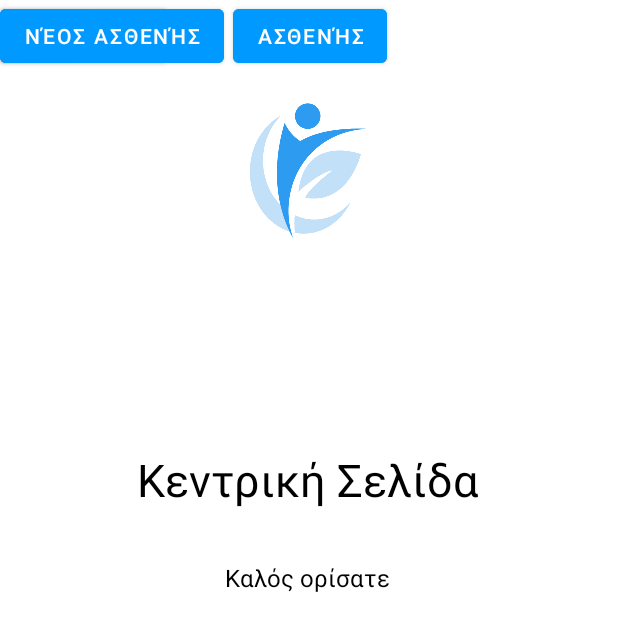
After one commit to AndroidStudio2023/AndroidStudioPSApp, an Android app: the layout doctormainpage.xml on its own in the app's theme, with its tools: preview values and no code run, on a phone screen of 412 x 824 dp. The commit adds this screen. Shown: the top 631 px of the screen. Run offline under Robolectric (Android 15) with nearby library versions, the phone set to English and light mode, and no system bars.

Commit message:
doctormainpage

```diff
--- /dev/null
+++ b/app/src/main/res/layout/doctormainpage.xml
@@ -0,0 +1,82 @@
+<?xml version="1.0" encoding="utf-8"?>
+<LinearLayout xmlns:android="http://schemas.android.com/apk/res/android"
+    xmlns:app="http://schemas.android.com/apk/res-auto"
+    xmlns:tools="http://schemas.android.com/tools"
+    android:layout_width="match_parent"
+    android:layout_height="match_parent">
+
+    <androidx.constraintlayout.widget.ConstraintLayout
+        android:layout_width="match_parent"
+        android:layout_height="match_parent">
+
+        <TextView
+            android:id="@+id/textView29"
+            android:layout_width="wrap_content"
+            android:layout_height="wrap_content"
+            android:layout_marginBottom="428dp"
+            android:text="@string/welcomedoctor"
+            android:textAlignment="center"
+            android:textColor="@color/black"
+            android:textSize="16sp"
+            app:layout_constraintBottom_toBottomOf="parent"
+            app:layout_constraintEnd_toEndOf="parent"
+            app:layout_constraintHorizontal_bias="0.497"
+            app:layout_constraintStart_toStartOf="parent"
+            app:layout_constraintTop_toBottomOf="@+id/textView40"
+            app:layout_constraintVertical_bias="0.069" />
+
+        <TextView
+            android:id="@+id/textView23"
+            android:layout_width="wrap_content"
+            android:layout_height="wrap_content"
+            android:layout_marginTop="32dp"
+            android:layout_marginBottom="484dp"
+            android:text="@string/maindoctorpage"
+            android:textColor="@color/black"
+            android:textSize="30sp"
+            app:layout_constraintBottom_toBottomOf="parent"
+            app:layout_constraintEnd_toEndOf="parent"
+            app:layout_constraintHorizontal_bias="0.497"
+            app:layout_constraintStart_toStartOf="parent"
+            app:layout_constraintTop_toBottomOf="@+id/imageView" />
+
+        <ImageView
+            android:id="@+id/imageView5"
+            android:layout_width="100dp"
+            android:layout_height="100dp"
+            android:layout_marginTop="64dp"
+            android:src="@drawable/appicon1"
+            android:visibility="visible"
+            app:layout_constraintEnd_toEndOf="parent"
+            app:layout_constraintStart_toStartOf="parent"
+            app:layout_constraintTop_toTopOf="parent" />
+
+        <Button
+            android:id="@+id/button3"
+            android:layout_width="wrap_content"
+            android:layout_height="wrap_content"
+            android:layout_marginEnd="154dp"
+            android:backgroundTint="@color/buttonColor"
+            android:text="Ασθενής"
+            app:layout_constraintEnd_toEndOf="parent"
+            tools:layout_editor_absoluteY="455dp" />
+
+        <Button
+            android:id="@+id/button4"
+            android:layout_width="wrap_content"
+            android:layout_height="wrap_content"
+            android:backgroundTint="@color/buttonColor"
+            android:text="Ραντεβού"
+            tools:layout_editor_absoluteX="149dp"
+            tools:layout_editor_absoluteY="527dp" />
+
+        <Button
+            android:id="@+id/button5"
+            android:layout_width="wrap_content"
+            android:layout_height="wrap_content"
+            android:backgroundTint="@color/buttonColor"
+            android:text="Νέος Ασθενής"
+            tools:layout_editor_absoluteX="130dp"
+            tools:layout_editor_absoluteY="607dp" />
+    </androidx.constraintlayout.widget.ConstraintLayout>
+</LinearLayout>
--- a/app/src/main/res/layout/maindoctorpage.xml
+++ /dev/null
@@ -1,6 +0,0 @@
-<?xml version="1.0" encoding="utf-8"?>
-<ConstaintLayout xmlns:android="http://schemas.android.com/apk/res/android"
-    android:layout_width="match_parent"
-    android:layout_height="match_parent">
-
-</ConstaintLayout>
--- a/app/src/main/res/values/strings.xml
+++ b/app/src/main/res/values/strings.xml
@@ -7,7 +7,8 @@
     <string name="linkp1">Μάθετε περισσότερα</string>
     <string name="patient">Νέος Ασθενής</string>
     <string name="patientdescriptionMessage">Εισάγετε τα στοιχεία του ασθενή</string>
-
+    <string name="maindoctorpage">Κεντρική Σελίδα</string>
+    <string name="welcomedoctor">Καλός ορίσατε </string>
 
     <!--IDs-->
     <!--Strings Arrays-->
```
